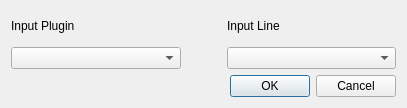
Qt form main/inputpatcheditor.ui (Andersbakken/qlc) before a commit.
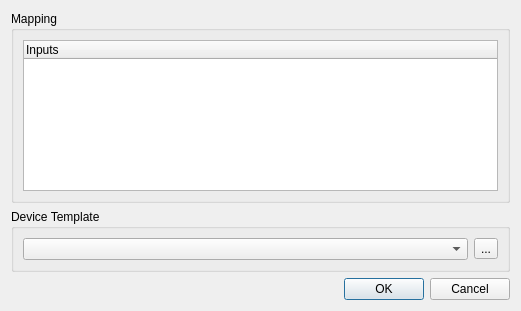
The same form after that commit.

Commit message: Added draft input template stuff. Changed input map editor to use a tree widget instead of combos. Disabled debug build because win32 seemed to link release & debug libs at the same time.

What changed in the file:
```diff
--- a/main/inputpatcheditor.ui
+++ b/main/inputpatcheditor.ui
@@ -5,81 +5,78 @@
    <rect>
     <x>0</x>
     <y>0</y>
-    <width>407</width>
-    <height>108</height>
+    <width>521</width>
+    <height>311</height>
    </rect>
   </property>
   <property name="windowTitle" >
    <string>Input patch editor</string>
   </property>
-  <layout class="QVBoxLayout" >
+  <layout class="QVBoxLayout" name="verticalLayout" >
    <item>
-    <layout class="QHBoxLayout" >
-     <item>
-      <layout class="QVBoxLayout" >
-       <item>
-        <widget class="QLabel" name="m_pluginLabel" >
-         <property name="text" >
-          <string>Input Plugin</string>
-         </property>
-        </widget>
-       </item>
-       <item>
-        <widget class="QComboBox" name="m_pluginCombo" >
+    <widget class="QGroupBox" name="m_mappingGroup" >
          <property name="sizePolicy" >
-          <sizepolicy vsizetype="Fixed" hsizetype="MinimumExpanding" >
+      <sizepolicy vsizetype="Preferred" hsizetype="Preferred" >
            <horstretch>0</horstretch>
            <verstretch>0</verstretch>
           </sizepolicy>
          </property>
-         <property name="toolTip" >
-          <string>Input plugin</string>
-         </property>
+     <property name="title" >
+      <string>Mapping</string>
+     </property>
+     <layout class="QGridLayout" name="gridLayout" >
+      <item row="0" column="0" >
+       <widget class="QTreeWidget" name="m_tree" >
+        <column>
+         <property name="text" >
+          <string>Inputs</string>
+         </property>
+        </column>
         </widget>
        </item>
       </layout>
+    </widget>
      </item>
      <item>
-      <spacer>
-       <property name="orientation" >
-        <enum>Qt::Horizontal</enum>
-       </property>
-       <property name="sizeType" >
-        <enum>QSizePolicy::Maximum</enum>
-       </property>
-       <property name="sizeHint" stdset="0" >
+    <widget class="QGroupBox" name="m_deviceGroup" >
+     <property name="sizePolicy" >
+      <sizepolicy vsizetype="Preferred" hsizetype="Preferred" >
+       <horstretch>0</horstretch>
+       <verstretch>0</verstretch>
+      </sizepolicy>
+     </property>
+     <property name="title" >
+      <string>Device Template</string>
+     </property>
+     <layout class="QHBoxLayout" name="horizontalLayout_2" >
+      <item>
+       <widget class="QComboBox" name="m_deviceCombo" >
+        <property name="toolTip" >
+         <string>Select a device template that describes the functions of the selected input device</string>
+        </property>
+        <property name="whatsThis" >
+         <string/>
+        </property>
+       </widget>
+      </item>
+      <item>
+       <widget class="QToolButton" name="m_configureDevicesButton" >
+        <property name="toolTip" >
+         <string>Configure device templates</string>
+        </property>
+        <property name="text" >
+         <string>...</string>
+        </property>
+        <property name="iconSize" >
         <size>
-         <width>40</width>
-         <height>20</height>
-        </size>
-       </property>
-      </spacer>
-     </item>
-     <item>
-      <layout class="QVBoxLayout" >
-       <item>
-        <widget class="QLabel" name="m_inputLabel" >
-         <property name="text" >
-          <string>Input Line</string>
-         </property>
-        </widget>
-       </item>
-       <item>
-        <widget class="QComboBox" name="m_inputCombo" >
-         <property name="sizePolicy" >
-          <sizepolicy vsizetype="Fixed" hsizetype="MinimumExpanding" >
-           <horstretch>0</horstretch>
-           <verstretch>0</verstretch>
-          </sizepolicy>
-         </property>
-         <property name="toolTip" >
-          <string>Input universe provided by the selected plugin</string>
-         </property>
-        </widget>
-       </item>
-      </layout>
-     </item>
-    </layout>
+          <width>26</width>
+          <height>26</height>
+         </size>
+        </property>
+       </widget>
+      </item>
+     </layout>
+    </widget>
    </item>
    <item>
     <widget class="QDialogButtonBox" name="m_buttonBox" >
```
Lines whose indentation alone changed are shown as unchanged. The commit also changes 19 other files.
